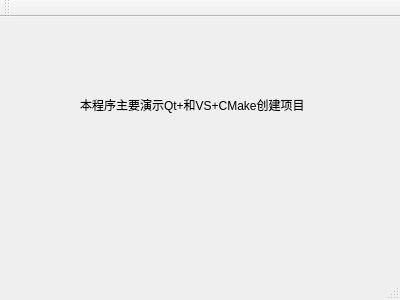
This is qt/TestQWindow/mainwindow.ui in longlongwaytogo/Learning.test as Qt 5 draws it before an edit. The edited form follows.
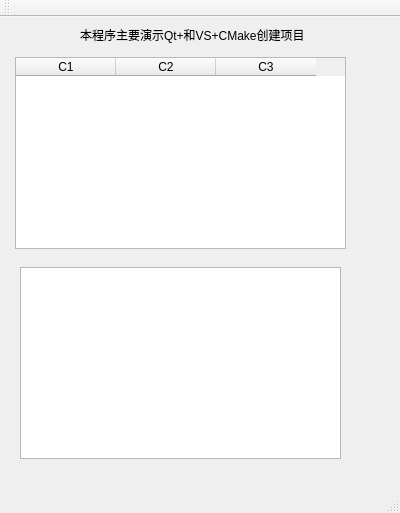
This is the edited form.

Commit message: tableWidget添加右键菜单

```diff
--- a/qt/TestQWindow/mainwindow.ui
+++ b/qt/TestQWindow/mainwindow.ui
@@ -7,7 +7,7 @@
     <x>0</x>
     <y>0</y>
     <width>400</width>
-    <height>300</height>
+    <height>513</height>
    </rect>
   </property>
   <property name="windowTitle">
@@ -18,7 +18,7 @@
     <property name="geometry">
      <rect>
       <x>80</x>
-      <y>80</y>
+      <y>10</y>
       <width>231</width>
       <height>16</height>
      </rect>
@@ -27,6 +27,41 @@
      <string>本程序主要演示Qt+和VS+CMake创建项目 </string>
     </property>
    </widget>
+   <widget class="QTableWidget" name="tableWidget">
+    <property name="geometry">
+     <rect>
+      <x>15</x>
+      <y>40</y>
+      <width>331</width>
+      <height>192</height>
+     </rect>
+    </property>
+    <column>
+     <property name="text">
+      <string>C1</string>
+     </property>
+    </column>
+    <column>
+     <property name="text">
+      <string>C2</string>
+     </property>
+    </column>
+    <column>
+     <property name="text">
+      <string>C3</string>
+     </property>
+    </column>
+   </widget>
+   <widget class="QTableWidget" name="tableWidget2">
+    <property name="geometry">
+     <rect>
+      <x>20</x>
+      <y>250</y>
+      <width>321</width>
+      <height>192</height>
+     </rect>
+    </property>
+   </widget>
   </widget>
   <widget class="QMenuBar" name="menuBar">
    <property name="geometry">
```
The commit also changes 2 other files.
